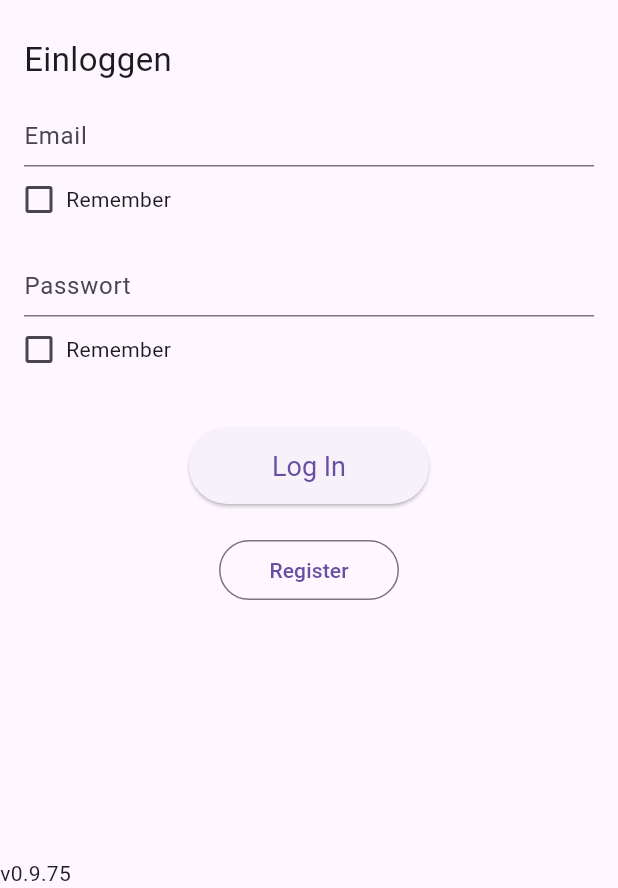
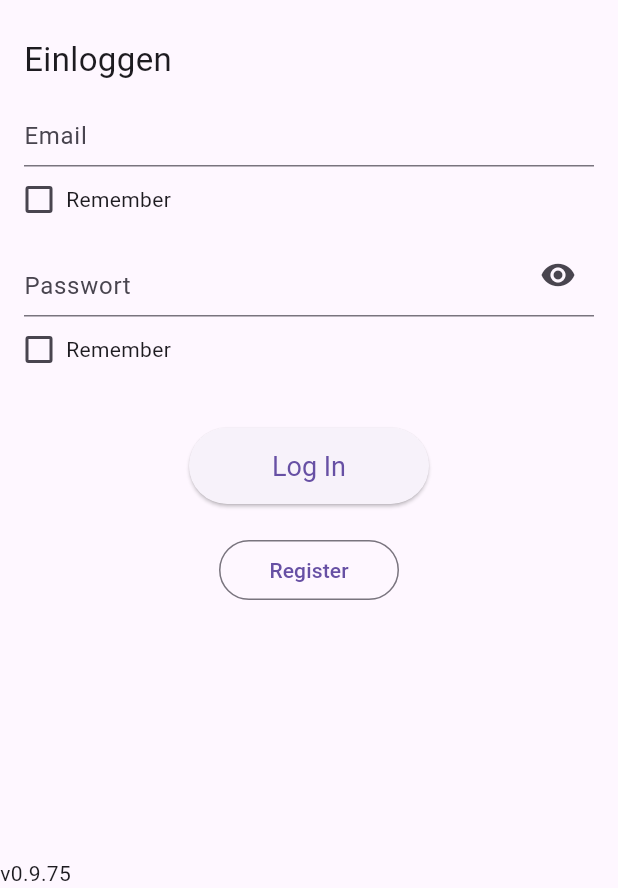
Before and after one commit to ccjj/DSA_Gruppenverwaltung, a Flutter app: the screen it shows after launch, on a phone screen of 412 x 824 dp, the part 348-1236 px from its top. Run offline on Flutter 3.47's test engine with Material 3 defaults, Android fonts, the phone set to English and light mode, and no system bars; drawn by our look-alikes of flutter_animate; our stand-ins replace file_picker, flutter_easyloading, flutter_svg, flutter_typeahead, get_it, hive and 3 more; missing offline and left inert: amplify_api, amplify_auth_cognito, amplify_flutter, dart:html, flutter_flip_card, flutter_quill and 1 more; accounts and stored records are empty.

Commit message:
"show password" button

```diff
--- a/lib/login/LoginPage.dart
+++ b/lib/login/LoginPage.dart
@@ -25,6 +25,8 @@ class LoginPageState extends State<LoginPage> {
   final _emailController = TextEditingController();
   final _passwordController = TextEditingController();
   bool _isLoading = false;
+
+  bool _isObscured = true;
   bool _rememberUsername = false;
   bool _rememberPassword = false;
 
@@ -180,12 +182,28 @@ class LoginPageState extends State<LoginPage> {
                       TextField(
                         enabled: !_isLoading,
                         controller: _passwordController,
-                        decoration: const InputDecoration(
-                            alignLabelWithHint: true,
-                            labelText: 'Passwort'),
-                        obscureText: true,
+                        decoration: InputDecoration(
+                          alignLabelWithHint: true,
+                          labelText: 'Passwort',
+                          suffixIcon: GestureDetector(
+                            onTapDown: (_) {
+                              setState(() {
+                                _isObscured = false;
+                              });
+                            },
+                            onTapUp: (_) {
+                              setState(() {
+                                _isObscured = true;
+                              });
+                            },
+                            child: Icon(
+                              _isObscured ? Icons.visibility : Icons.visibility_off,
+                            ),
+                          ),
+                        ),
+                        obscureText: _isObscured,
                         onSubmitted: (value) {
-                          if(_isLoading){
+                          if (_isLoading) {
                             return;
                           }
                           setState(() => _isLoading = true);
```
